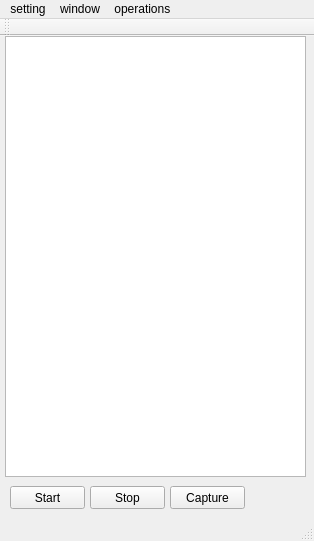
Old version of the form src/formCameraWindow/formcamwindow.ui in the repository guanglun/GLMocap.
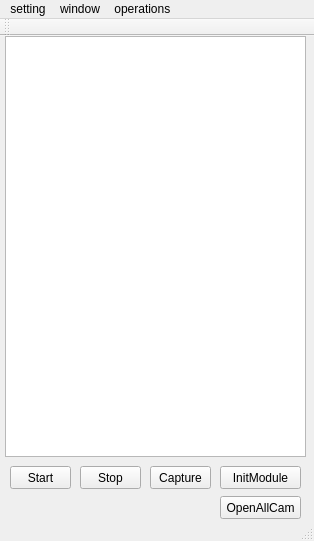
New version of the form.

What changed in the file:
```diff
--- a/src/formCameraWindow/formcamwindow.ui
+++ b/src/formCameraWindow/formcamwindow.ui
@@ -32,7 +32,7 @@
                     <x>5</x>
                     <y>0</y>
                     <width>301</width>
-                    <height>441</height>
+      <height>421</height>
                 </rect>
             </property>
         </widget>
@@ -40,8 +40,8 @@
             <property name="geometry">
                 <rect>
                     <x>10</x>
-                    <y>450</y>
-                    <width>75</width>
+      <y>430</y>
+      <width>61</width>
                     <height>23</height>
                 </rect>
             </property>
@@ -53,9 +53,9 @@
         <widget class="QPushButton" name="pb_stop">
             <property name="geometry">
             <rect>
-            <x>90</x>
-            <y>450</y>
-            <width>75</width>
+      <x>80</x>
+      <y>430</y>
+      <width>61</width>
             <height>23</height>
             </rect>
             </property>
@@ -66,9 +66,9 @@
    <widget class="QPushButton" name="pb_capture">
     <property name="geometry">
      <rect>
-      <x>170</x>
-      <y>450</y>
-      <width>75</width>
+      <x>150</x>
+      <y>430</y>
+      <width>61</width>
       <height>23</height>
      </rect>
     </property>
@@ -76,6 +76,32 @@
      <string>Capture</string>
     </property>
    </widget>
+   <widget class="QPushButton" name="pb_init_module">
+    <property name="geometry">
+     <rect>
+      <x>220</x>
+      <y>430</y>
+      <width>81</width>
+      <height>23</height>
+     </rect>
+    </property>
+    <property name="text">
+     <string>InitModule</string>
+    </property>
+   </widget>
+   <widget class="QPushButton" name="pb_open_all_cam">
+    <property name="geometry">
+     <rect>
+      <x>220</x>
+      <y>460</y>
+      <width>81</width>
+      <height>23</height>
+     </rect>
+    </property>
+    <property name="text">
+     <string>OpenAllCam</string>
+    </property>
+   </widget>
   </widget>
   <widget class="QMenuBar" name="menuBar">
    <property name="geometry">
```
Left out of the diff: 7 changed lines with no effect on the pictures. Lines whose indentation alone changed are shown as unchanged.
